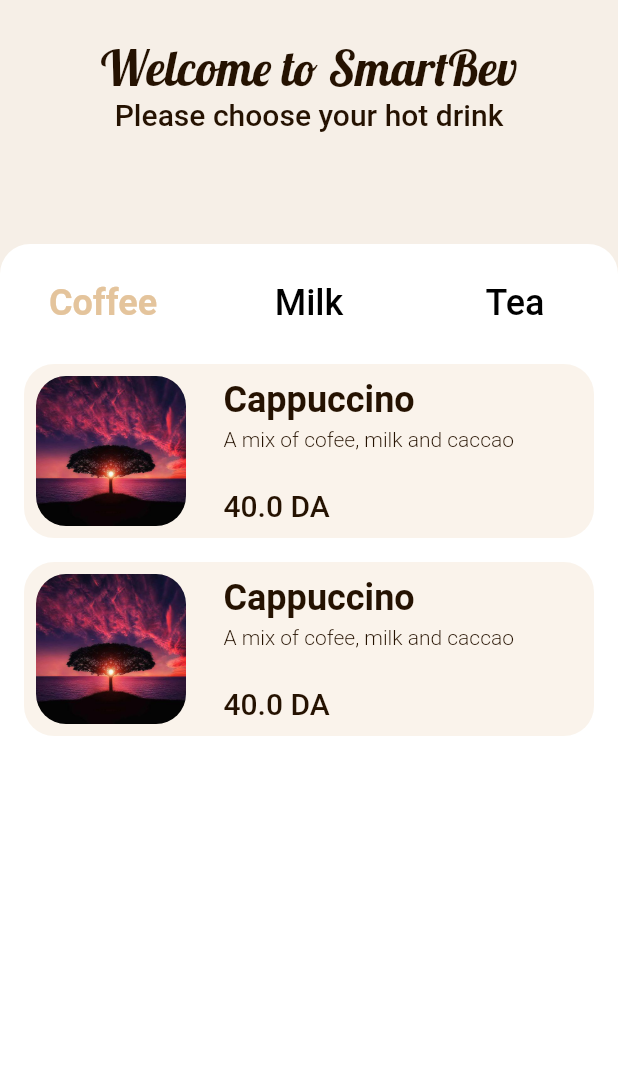
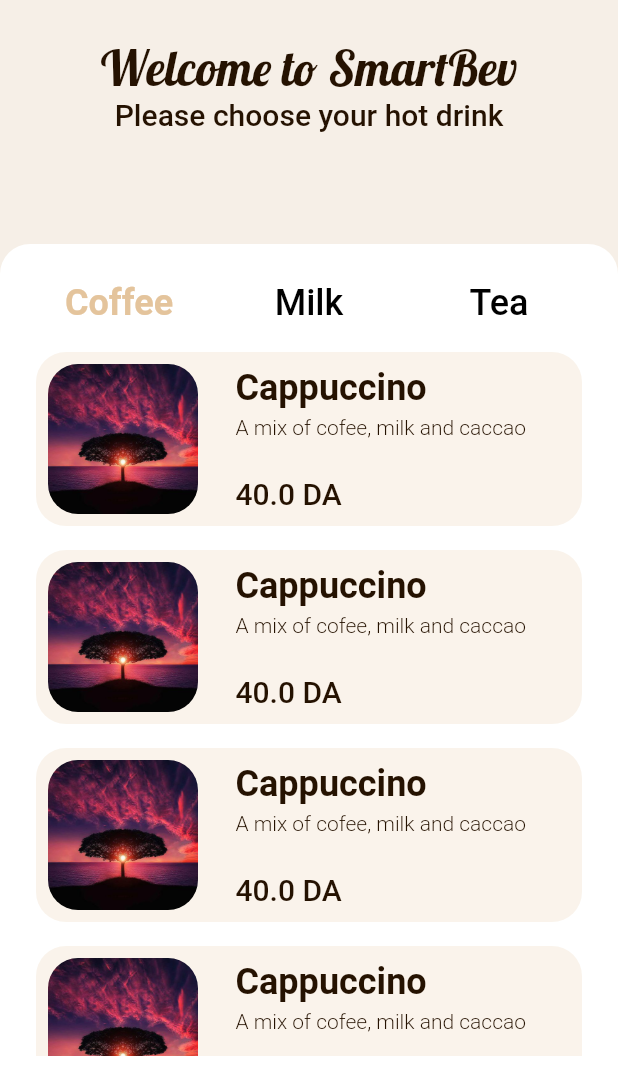
Before and after one commit to RyanBelbachir/InnovIT_2CS_Project_AppTablette, a Flutter app: the screen it shows after launch, on a phone screen of 412 x 824 dp, the part 168-1236 px from its top. Run offline on Flutter 3.47's test engine with Material 2 defaults, Android fonts, the phone set to English and light mode, and no system bars; drawn by our look-alikes of drop_shadow_image; Roboto replaces fonts that are missing (Outfit).

Commit message:
adjusted home page style

```diff
--- a/lib/main.dart
+++ b/lib/main.dart
@@ -1,4 +1,5 @@
 import 'package:flutter/material.dart';
+import 'package:innovit_2cs_project_apptablette/styles/theme.dart';
 import 'pages/home.dart';
 import 'pages/drink_details.dart';
 import 'pages/settings.dart';
@@ -30,7 +31,20 @@ class _MainAppState extends State<MainApp> {
         "/settings": (_) => const Settings()
       },
       theme: ThemeData(
-          primaryColor: const Color(0xff251201), fontFamily: 'Outfit'),
+          primaryColor: const Color(0xff251201),
+          fontFamily: 'Outfit',
+          colorScheme: ColorScheme(
+              brightness: Brightness.light,
+              primary: CustomColors.blackColor,
+              onPrimary: CustomColors.blackColor,
+              secondary: CustomColors.expressoColor,
+              onSecondary: CustomColors.expressoColor,
+              error: CustomColors.redColor,
+              onError: CustomColors.redColor,
+              background: CustomColors.bgColor,
+              onBackground: CustomColors.bgColor,
+              surface: CustomColors.bgColor,
+              onSurface: CustomColors.bgColor)),
       debugShowCheckedModeBanner: false,
       home: const HomePage(),
     );
--- a/lib/pages/home.dart
+++ b/lib/pages/home.dart
@@ -13,6 +13,20 @@ class HomePage extends StatefulWidget {
 class _HomePageState extends State<HomePage> {
   // static data
   final List<Drink> drinks = List.of([
+    Drink("cappuccino", "A mix of cofee, milk and caccao",
+        "assets/images/tree.jpg", 40.00, "coffee"),
+    Drink("cappuccino", "A mix of cofee, milk and caccao",
+        "assets/images/tree.jpg", 40.00, "coffee"),
+    Drink("cappuccino", "A mix of cofee, milk and caccao",
+        "assets/images/tree.jpg", 40.00, "coffee"),
+    Drink("cappuccino", "A mix of cofee, milk and caccao",
+        "assets/images/tree.jpg", 40.00, "coffee"),
+    Drink("cappuccino", "A mix of cofee, milk and caccao",
+        "assets/images/tree.jpg", 40.00, "coffee"),
+    Drink("cappuccino", "A mix of cofee, milk and caccao",
+        "assets/images/tree.jpg", 40.00, "coffee"),
+    Drink("cappuccino", "A mix of cofee, milk and caccao",
+        "assets/images/tree.jpg", 40.00, "coffee"),
     Drink("cappuccino", "A mix of cofee, milk and caccao",
         "assets/images/tree.jpg", 40.00, "coffee"),
     Drink("cappuccino", "A mix of cofee, milk and caccao",
--- a/lib/styles/theme.dart
+++ b/lib/styles/theme.dart
@@ -72,6 +72,8 @@ class Paddings {
   static const EdgeInsets paddingTop16 = EdgeInsets.only(top: 16);
   static const EdgeInsets padding16 = EdgeInsets.all(16);
   static const EdgeInsets padding8 = EdgeInsets.all(8);
+  static const EdgeInsets paddingWrap =
+      EdgeInsets.only(top: 16, right: 16, left: 16);
 }
 
 class Gaps {
--- a/lib/widgets/tabs.dart
+++ b/lib/widgets/tabs.dart
@@ -1,8 +1,8 @@
 import "package:flutter/material.dart";
 import 'package:innovit_2cs_project_apptablette/helpers/extentions.dart';
-import '../bussiness/drink.dart';
-import '../widgets/card.dart';
-import '../styles/theme.dart';
+import '/bussiness/drink.dart';
+import '/widgets/card.dart';
+import '/styles/theme.dart';
 
 class Tabs extends StatefulWidget {
   final List<Drink> drinks;
@@ -17,7 +17,7 @@ class _TabsState extends State<Tabs> {
   @override
   Widget build(BuildContext context) {
     return Padding(
-      padding: Paddings.paddingTop16,
+      padding: Paddings.paddingWrap,
       child: DefaultTabController(
         length: 3,
         child: Column(children: [
@@ -35,11 +35,12 @@ class _TabsState extends State<Tabs> {
             child: Container(
               color: Colors.white,
               child: TabBarView(
-                  physics: const NeverScrollableScrollPhysics(),
+                  physics: const BouncingScrollPhysics(),
                   children: widget.categories
                       .map(
                         (cat) => Container(
-                          padding: Paddings.padding16,
+                          padding: Paddings.padding8,
+                          decoration: Decorations.bodyDecoration,
                           child: ListView.separated(
                               itemCount: widget.drinks
                                   .where((it) => it.category == cat)
```
